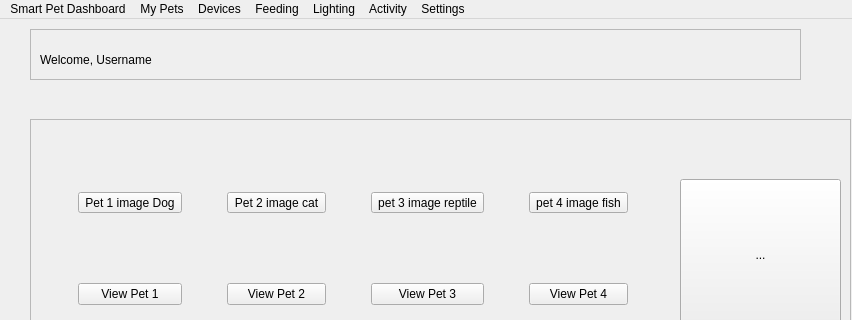
Qt form QTCreator/mainwindow.ui (iviej1998/Smart-Pet-Dashboard) before a commit; both pictures show x 0 to 852 and y 0 to 320 of the 852 by 569 pixel window.
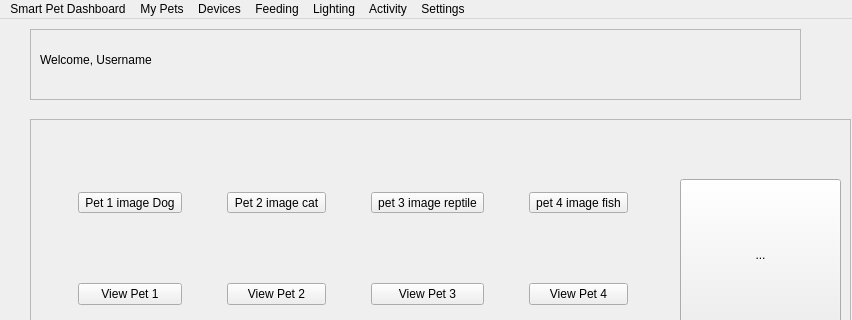
The same form after that commit.

```diff
--- a/QTCreator/mainwindow.ui
+++ b/QTCreator/mainwindow.ui
@@ -172,7 +172,7 @@
       <x>30</x>
       <y>10</y>
       <width>771</width>
-      <height>51</height>
+      <height>71</height>
      </rect>
     </property>
     <property name="frameShape">
```
